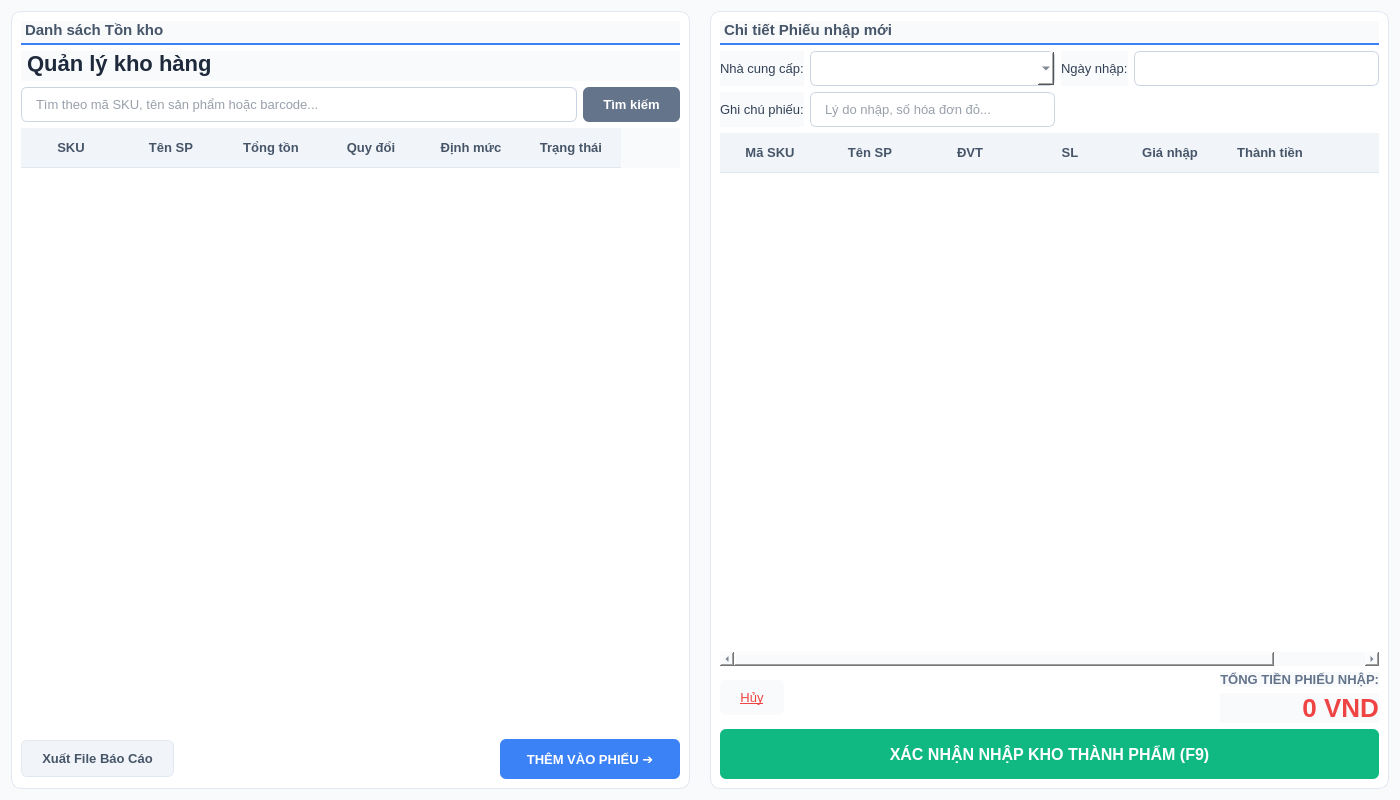
Old version of the form app/ui/inventory/views/inventory_management.ui in the repository minhtoan3131/stationpos-python-coursework-basic.
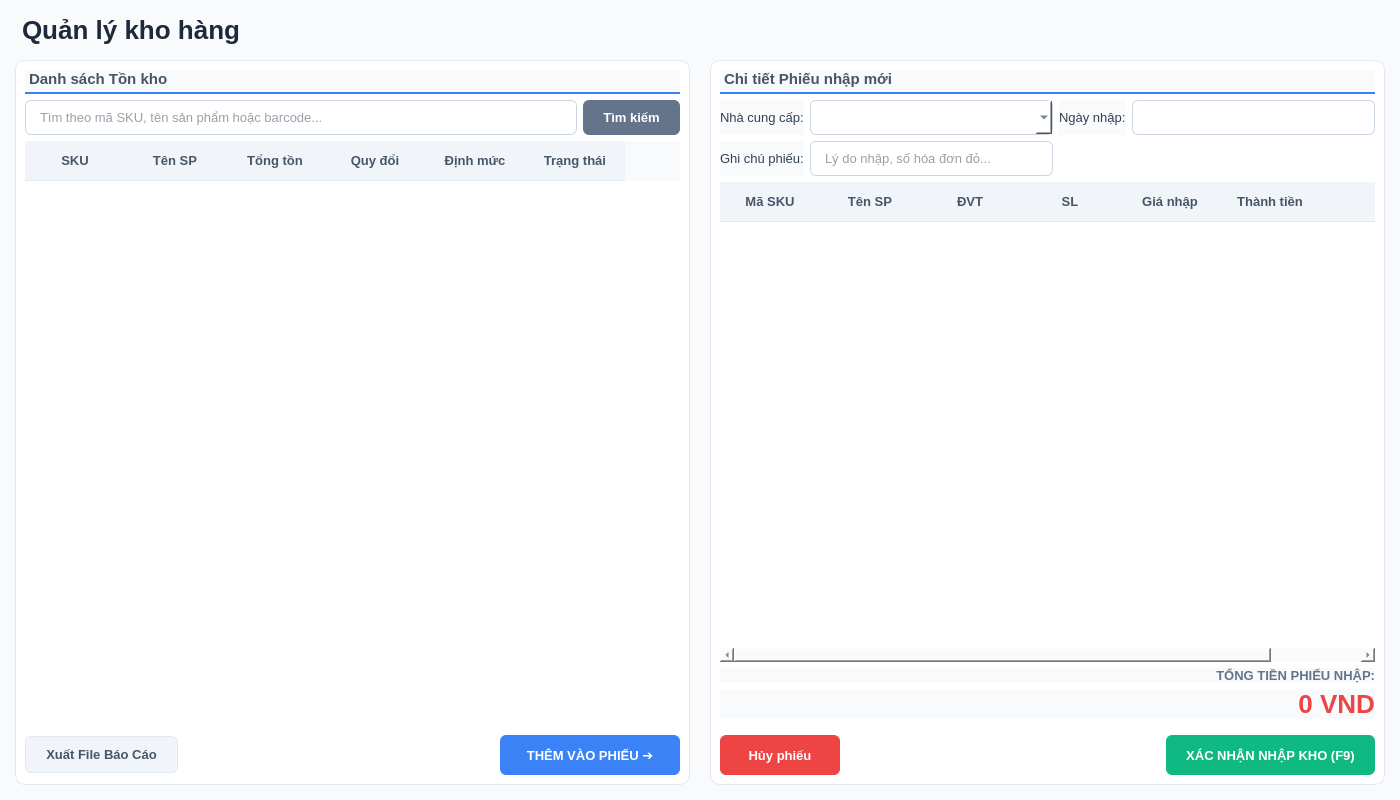
New version of the form.

Commit message:
feat: build main window and enhance inventory features
- Setup main window UI and service dependency injection
- Add barcode search to inventory list
- Implement Moving Average Cost (MAC) calculation
- Fix unit conversion logic on import
- Update inventory UI layout and buttons

Diff of the .ui file:
```diff
--- a/app/ui/inventory/views/inventory_management.ui
+++ b/app/ui/inventory/views/inventory_management.ui
@@ -23,16 +23,14 @@
         color: #334155;
     }
 
-    /* Khung bao chuyên nghiệp */
     QFrame#frame_left, QFrame#frame_right {
         background-color: #ffffff;
         border: 1px solid #e2e8f0;
         border-radius: 10px;
     }
 
-    /* Tiêu đề Module */
     QLabel#lbl_title {
-        font-size: 22px;
+        font-size: 26px;
         font-weight: 800;
         color: #1e293b;
         padding-bottom: 5px;
@@ -47,7 +45,6 @@
         padding-bottom: 4px;
     }
 
-    /* Input &amp; ComboBox */
     QLineEdit, QComboBox {
         padding: 8px 12px;
         border: 1px solid #cbd5e1;
@@ -59,7 +56,6 @@
         background-color: #f0f9ff;
     }
 
-    /* Table Design chuyên sâu */
     QTableWidget {
         background-color: #ffffff;
         border: none;
@@ -77,40 +73,20 @@
         border-bottom: 1px solid #e2e8f0;
     }
 
-    /* Button Styles */
     QPushButton {
         padding: 10px 20px;
         border-radius: 6px;
         font-weight: bold;
     }
 
-    /* Nút Search */
-    QPushButton#btn_search {
-        background-color: #64748b;
-        color: white;
-    }
+    QPushButton#btn_search { background-color: #64748b; color: white; }
+    QPushButton#btn_import_action { background-color: #3b82f6; color: white; border: none; }
+    QPushButton#btn_import_action:hover { background-color: #2563eb; }
+    QPushButton#btn_clear_all { background-color: #ef4444; color: white; border: none; }
+    QPushButton#btn_clear_all:hover { background-color: #dc2626; }
+    QPushButton#btn_save_all { background-color: #10b981; color: white; border: none; }
+    QPushButton#btn_save_all:hover { background-color: #059669; }
 
-    /* Nút Chuyển hàng sang phiếu */
-    QPushButton#btn_import_action {
-        background-color: #3b82f6;
-        color: white;
-        border: none;
-    }
-    QPushButton#btn_import_action:hover {
-        background-color: #2563eb;
-    }
-
-    /* Nút Lưu tổng thể */
-    QPushButton#btn_save_all {
-        background-color: #10b981;
-        color: white;
-        font-size: 16px;
-    }
-    QPushButton#btn_save_all:hover {
-        background-color: #059669;
-    }
-
-    /* Tổng tiền */
     QLabel#lbl_total_value {
         font-size: 26px;
         font-weight: 900;
@@ -120,11 +96,27 @@
   </property>
   <layout class="QVBoxLayout" name="verticalLayout_main">
    <property name="spacing">
+    <number>10</number>
+   </property>
+   <property name="leftMargin">
     <number>15</number>
    </property>
-   <property name="contentsMargins" stdset="0">
-    <number>20</number>
+   <property name="topMargin">
+    <number>15</number>
    </property>
+   <property name="rightMargin">
+    <number>15</number>
+   </property>
+   <property name="bottomMargin">
+    <number>15</number>
+   </property>
+   <item>
+    <widget class="QLabel" name="lbl_title">
+     <property name="text">
+      <string>Quản lý kho hàng</string>
+     </property>
+    </widget>
+   </item>
    <item>
     <layout class="QHBoxLayout" name="horizontalLayout_content" stretch="1,1">
      <property name="spacing">
@@ -143,13 +135,6 @@
           </property>
          </widget>
         </item>
-        <item>
-         <widget class="QLabel" name="lbl_title">
-          <property name="text">
-           <string>Quản lý kho hàng</string>
-          </property>
-         </widget>
-        </item>
         <item>
          <layout class="QHBoxLayout" name="layout_search">
           <item>
@@ -346,14 +331,47 @@
          </widget>
         </item>
         <item>
-         <layout class="QHBoxLayout" name="layout_footer">
+         <layout class="QVBoxLayout" name="layout_total">
+          <property name="bottomMargin">
+           <number>10</number>
+          </property>
+          <item>
+           <widget class="QLabel" name="lbl_total_text">
+            <property name="styleSheet">
+             <string notr="true">font-weight: bold; color: #64748b;</string>
+            </property>
+            <property name="text">
+             <string>TỔNG TIỀN PHIẾU NHẬP:</string>
+            </property>
+            <property name="alignment">
+             <set>Qt::AlignRight|Qt::AlignTrailing|Qt::AlignVCenter</set>
+            </property>
+           </widget>
+          </item>
+          <item>
+           <widget class="QLabel" name="lbl_total_value">
+            <property name="text">
+             <string>0 VND</string>
+            </property>
+            <property name="alignment">
+             <set>Qt::AlignRight|Qt::AlignTrailing|Qt::AlignVCenter</set>
+            </property>
+           </widget>
+          </item>
+         </layout>
+        </item>
+        <item>
+         <layout class="QHBoxLayout" name="layout_right_btns">
           <item>
            <widget class="QPushButton" name="btn_clear_all">
-            <property name="styleSheet">
-             <string notr="true">color: #ef4444; border: none; font-weight: normal; text-decoration: underline;</string>
+            <property name="minimumSize">
+             <size>
+              <width>120</width>
+              <height>40</height>
+             </size>
             </property>
             <property name="text">
-             <string>Hủy</string>
+             <string>Hủy phiếu</string>
             </property>
            </widget>
           </item>
@@ -371,47 +389,20 @@
            </spacer>
           </item>
           <item>
-           <layout class="QVBoxLayout" name="layout_total">
-            <item>
-             <widget class="QLabel" name="lbl_total_text">
-              <property name="styleSheet">
-               <string notr="true">font-weight: bold; color: #64748b;</string>
-              </property>
-              <property name="text">
-               <string>TỔNG TIỀN PHIẾU NHẬP:</string>
-              </property>
-              <property name="alignment">
-               <set>Qt::AlignRight</set>
-              </property>
-             </widget>
-            </item>
-            <item>
-             <widget class="QLabel" name="lbl_total_value">
-              <property name="text">
-               <string>0 VND</string>
-              </property>
-              <property name="alignment">
-               <set>Qt::AlignRight</set>
-              </property>
-             </widget>
-            </item>
-           </layout>
+           <widget class="QPushButton" name="btn_save_all">
+            <property name="minimumSize">
+             <size>
+              <width>180</width>
+              <height>40</height>
+             </size>
+            </property>
+            <property name="text">
+             <string>XÁC NHẬN NHẬP KHO (F9)</string>
+            </property>
+           </widget>
           </item>
          </layout>
         </item>
-        <item>
-         <widget class="QPushButton" name="btn_save_all">
-          <property name="minimumSize">
-           <size>
-            <width>0</width>
-            <height>50</height>
-           </size>
-          </property>
-          <property name="text">
-           <string>XÁC NHẬN NHẬP KHO THÀNH PHẨM (F9)</string>
-          </property>
-         </widget>
-        </item>
        </layout>
       </widget>
      </item>
```
The commit also changes 18 other files.
